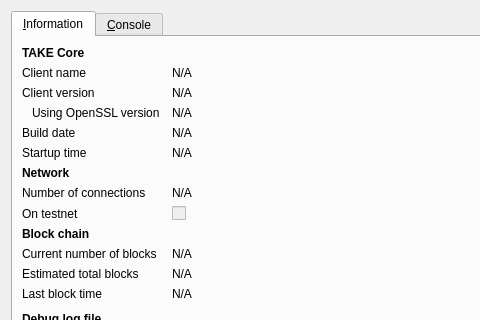
First picture: the form in src/qt/forms/rpcconsole.ui, repository catchup7/take1, before the edit; both pictures show x 0 to 480 and y 0 to 320 of the 740 by 450 pixel window.
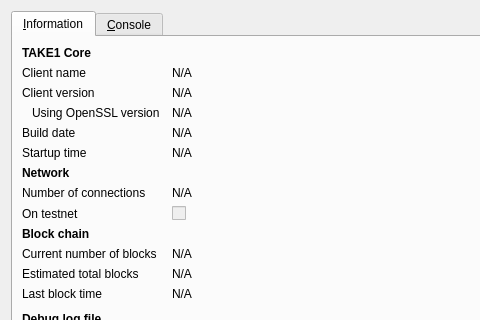
Second picture: the form after the edit. Icons and pictures are not drawn.

What changed in the file:
```diff
--- a/src/qt/forms/rpcconsole.ui
+++ b/src/qt/forms/rpcconsole.ui
@@ -39,7 +39,7 @@
           </font>
          </property>
          <property name="text">
-          <string>TAKE Core</string>
+          <string>TAKE1 Core</string>
          </property>
         </widget>
        </item>
```
Left out of the diff: 6 changed lines with no effect on the pictures.
